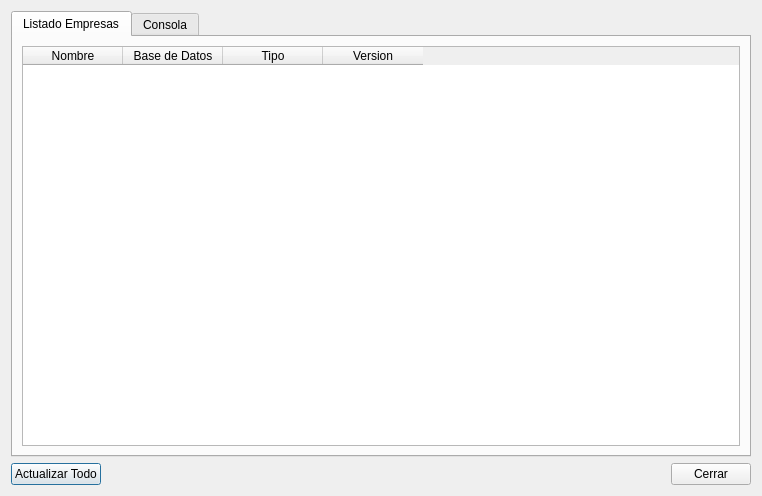
The window that bulmages/bulmasetup/listempresasbase.ui (eboladev/Bulmages-1) describes before a commit, drawn with Qt 5.
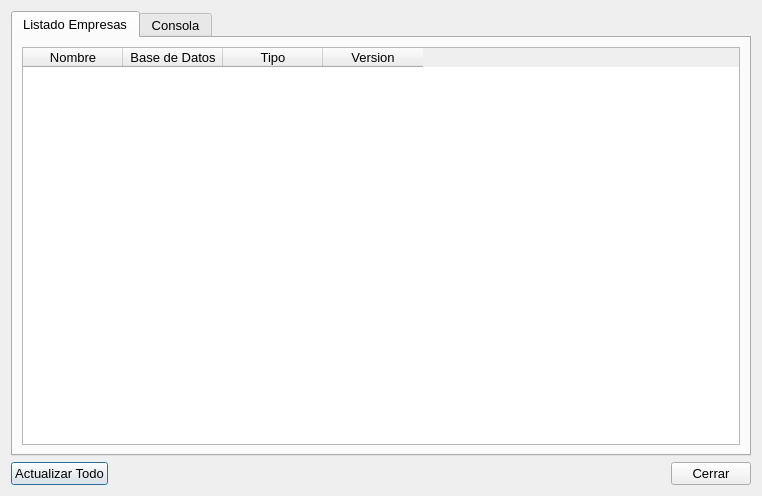
The same window after the commit. Icons and pictures are not drawn.

```diff
--- a/bulmages/bulmasetup/listempresasbase.ui
+++ b/bulmages/bulmasetup/listempresasbase.ui
@@ -32,6 +32,11 @@
   <layout class="QGridLayout" name="gridLayout_3">
    <item row="0" column="0">
     <widget class="QTabWidget" name="tabWidget">
+     <property name="font">
+      <font>
+       <pointsize>10</pointsize>
+      </font>
+     </property>
      <property name="currentIndex">
       <number>0</number>
      </property>
@@ -46,6 +51,11 @@
       <layout class="QGridLayout" name="gridLayout_2">
        <item row="0" column="0">
         <widget class="QTableWidget" name="mui_listado">
+         <property name="font">
+          <font>
+           <pointsize>10</pointsize>
+          </font>
+         </property>
          <property name="focusPolicy">
           <enum>Qt::ClickFocus</enum>
          </property>
@@ -148,6 +158,11 @@
     <layout class="QHBoxLayout" name="horizontalLayout">
      <item>
       <widget class="QPushButton" name="mui_actualizar">
+       <property name="font">
+        <font>
+         <pointsize>10</pointsize>
+        </font>
+       </property>
        <property name="text">
         <string>Actualizar Todo</string>
        </property>
@@ -172,6 +187,11 @@
      </item>
      <item>
       <widget class="QPushButton" name="mui_cancelar">
+       <property name="font">
+        <font>
+         <pointsize>10</pointsize>
+        </font>
+       </property>
        <property name="text">
         <string>Cerrar</string>
        </property>
```
